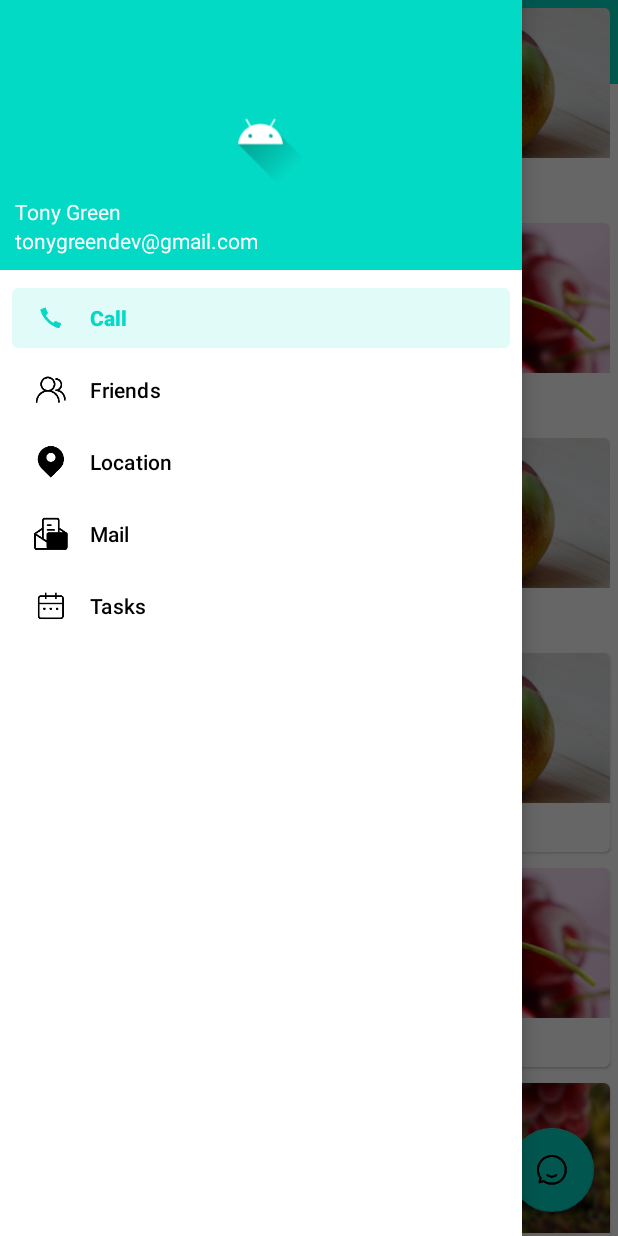
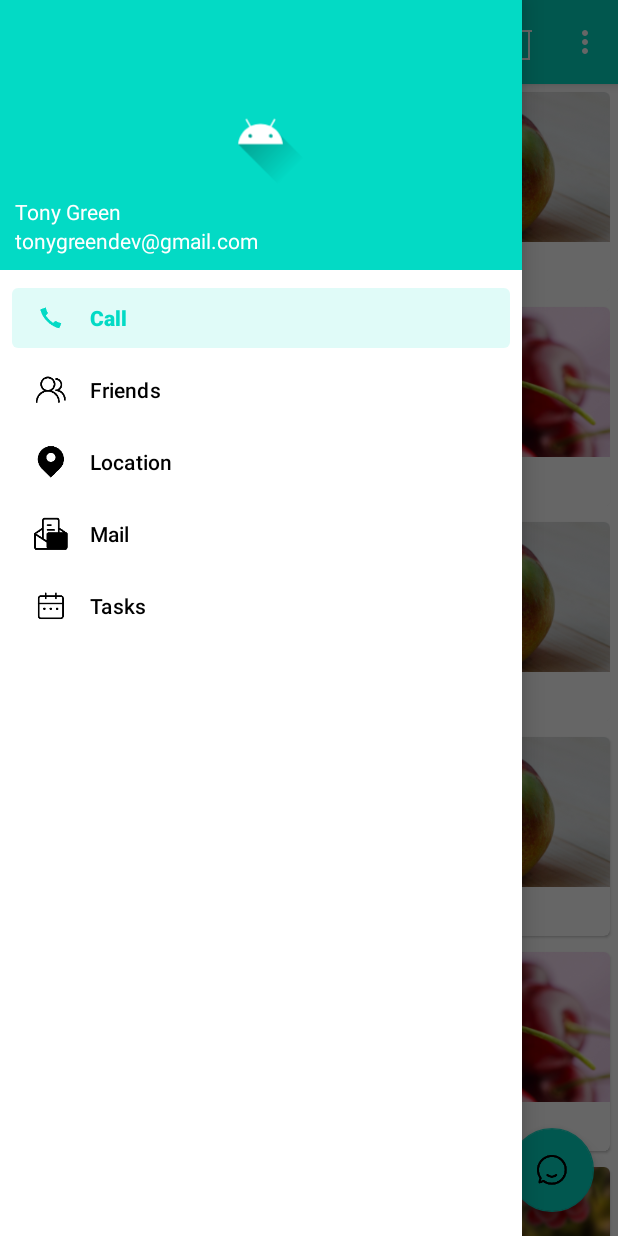
Before and after one commit to qicaihua/GrowthStory, an Android app: the screen it shows after launch (MainActivity), with the side drawer open, on a phone screen of 412 x 824 dp. Run offline under Robolectric (Android 15) with nearby library versions, the phone set to English and light mode, and no system bars; our stand-ins replace CircleImageView.

Commit message:
AppBarLayout解决recyclerview遮挡appbar问题

```diff
--- a/app/src/main/res/layout/activity_main.xml
+++ b/app/src/main/res/layout/activity_main.xml
@@ -11,20 +11,27 @@
         android:layout_width="match_parent"
         android:layout_height="match_parent">
 
-        <androidx.appcompat.widget.Toolbar
-            android:id="@+id/toolbar"
+        <com.google.android.material.appbar.AppBarLayout
             android:layout_width="match_parent"
-            android:layout_height="?attr/actionBarSize"
-            android:background="@color/colorPrimary"
-            android:theme="@style/ThemeOverlay.AppCompat.Dark.ActionBar"
-            tools:ignore="MissingConstraints">
+            android:layout_height="wrap_content">
 
-        </androidx.appcompat.widget.Toolbar>
+            <androidx.appcompat.widget.Toolbar
+                android:id="@+id/toolbar"
+                android:layout_width="match_parent"
+                android:layout_height="?attr/actionBarSize"
+                android:background="@color/colorPrimary"
+                android:theme="@style/ThemeOverlay.AppCompat.Dark.ActionBar"
+                app:layout_scrollFlags="scroll|enterAlways|snap"
+                tools:ignore="MissingConstraints"/>
+
+        </com.google.android.material.appbar.AppBarLayout>
+
 
         <androidx.recyclerview.widget.RecyclerView
             android:id="@+id/recycleView"
             android:layout_width="match_parent"
-            android:layout_height="match_parent"/>
+            android:layout_height="match_parent"
+            app:layout_behavior="@string/appbar_scrolling_view_behavior" />
 
         <com.google.android.material.floatingactionbutton.FloatingActionButton
             android:id="@+id/fab"
```
Also changed, not shown: 1 other file.
